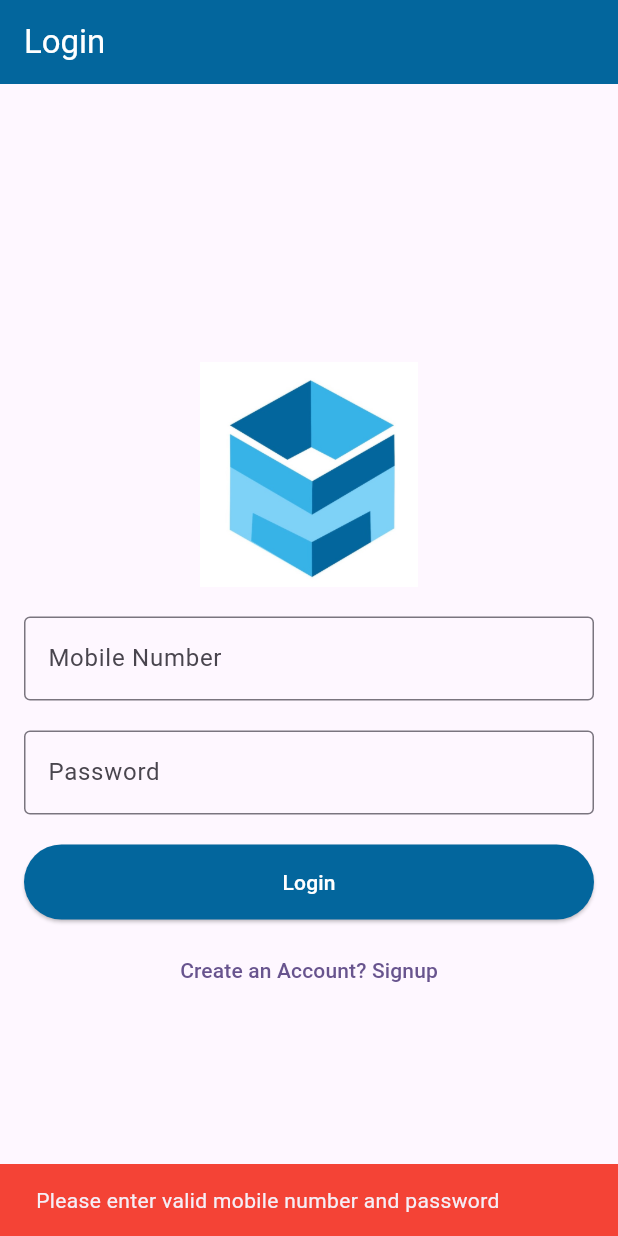
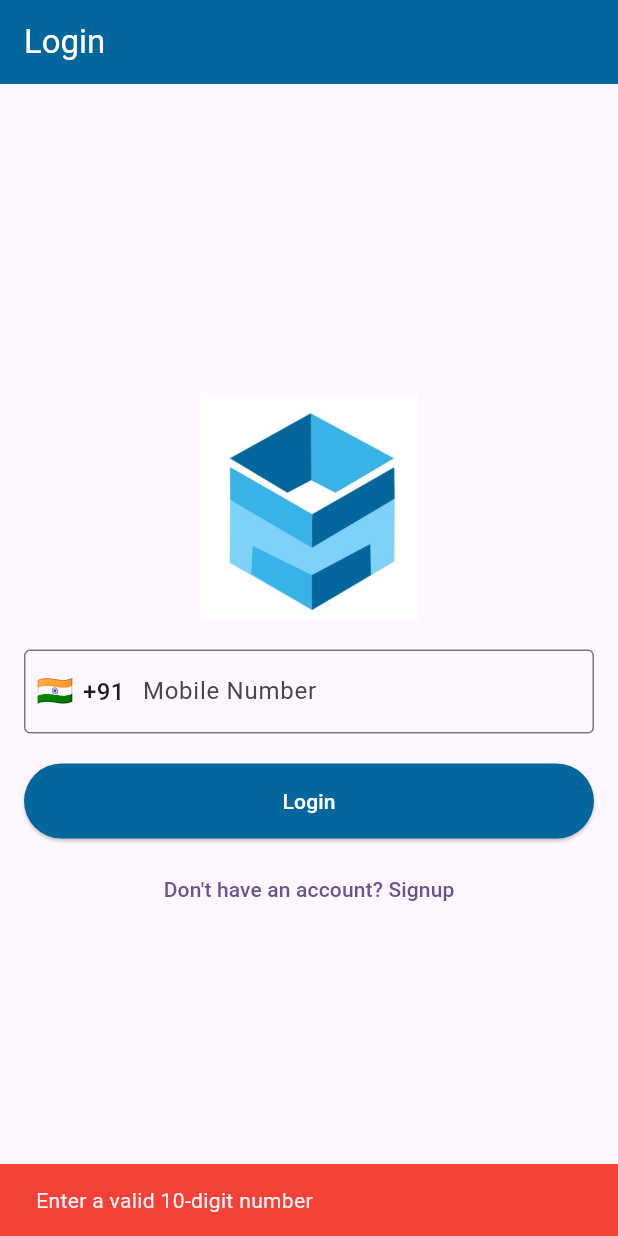
Before and after one commit to supekarsuraj/new_packers_application, a Flutter app: the screen it shows after launch, after a tap on "Login", on a phone screen of 412 x 824 dp. Run offline on Flutter 3.47's test engine with Material 3 defaults, Android fonts, the light colour scheme and no system bars; our stand-ins replace fluttertoast, geocoding, geolocator, google_maps_flutter.

Commit message:
repeat-login-logic
repeat-login-logic

```diff
--- a/lib/lib/views/login_view.dart
+++ b/lib/lib/views/login_view.dart
@@ -3,49 +3,44 @@ import 'package:provider/provider.dart';
 import 'package:http/http.dart' as http;
 import 'dart:convert';
 
-import '../../models/UserData.dart';
-import '../../views/HomeServiceView.dart';
+import '../../views/OTPScreen.dart';
 import '../../views/signupOtpView.dart';
 import '../viewmodels/login_viewmodel.dart';
 
-class LoginView extends StatefulWidget {
+class LoginView extends StatelessWidget {
   const LoginView({super.key});
 
-  @override
-  State<LoginView> createState() => _LoginViewState();
+  static const Color darkBlue = Color(0xFF03669d);
+  static const Color mediumBlue = Color(0xFF37b3e7);
+  static const Color lightBlue = Color(0xFF7ed2f7);
+  static const Color whiteColor = Color(0xFFf7f7f7);
+
+  // Function to send OTP
+  Future<bool> sendOTP(String mobileNumber) async {
+    try {
+      String baseUrl = 'http://54kidsstreet.org'; // Domain
+      final url = '$baseUrl/api/customers/$mobileNumber/otp';
+      print('Sending OTP to: $url');
+
+      final response = await http.post(
+        Uri.parse(url),
+        headers: {
+          'Content-Type': 'application/json',
+          'Accept': 'application/json',
+        },
+      );
+
+      print('Send OTP Response Status: ${response.statusCode}');
+      print('Send OTP Response Body: ${response.body}');
+
+      if (response.statusCode == 200 || response.statusCode == 201) {
+        return true;
+      } else {
+        return false;
       }
-
-class _LoginViewState extends State<LoginView> {
-  final TextEditingController _mobileController = TextEditingController();
-  final TextEditingController _passwordController = TextEditingController();
-
-  static const Color darkBlue = Color(0xFF03669d);
-
-  /// Login API: returns UserData if login succeeds, null otherwise
-  Future<UserData?> loginUserAndGetDetails(
-      String mobile, String password) async {
-    try {
-      final url =
-          "http://54kidsstreet.org/api/customers/login?mobile_no=$mobile&password=$password";
-
-      final response = await http.post(Uri.parse(url));
-
-      if (response.statusCode == 200) {
-        final data = json.decode(response.body);
-        if (data is Map &&
-            (data['status'] == true ||
-                data['success'] == true ||
-                (data['message']?.toString().toLowerCase().contains('success') ??
-                    false))) {
-          if (data.containsKey('data')) {
-            final userMap = data['data'] as Map<String, dynamic>;
-            return UserData.fromMap(userMap);
-          }
-        }
-      }
-      return null;
     } catch (e) {
-      return null;
+      print('Error sending OTP: $e');
+      return false;
     }
   }
 
@@ -61,15 +56,8 @@ class _LoginViewState extends State<LoginView> {
               backgroundColor: darkBlue,
               foregroundColor: Colors.white,
             ),
-            body: SingleChildScrollView(
+            body: Padding(
               padding: const EdgeInsets.all(16.0),
-              child: ConstrainedBox(
-                constraints: BoxConstraints(
-                  minHeight: MediaQuery.of(context).size.height -
-                      MediaQuery.of(context).padding.top -
-                      kToolbarHeight,
-                ),
-                child: IntrinsicHeight(
               child: Column(
                 mainAxisAlignment: MainAxisAlignment.center,
                 children: [
@@ -78,64 +66,60 @@ class _LoginViewState extends State<LoginView> {
                     height: 150,
                   ),
                   const SizedBox(height: 20),
-
-                      // Mobile Number Field
                   TextField(
-                        controller: _mobileController,
                     keyboardType: TextInputType.phone,
                     maxLength: 10,
-                        decoration: const InputDecoration(
+                    decoration: InputDecoration(
                       labelText: 'Mobile Number',
                       counterText: '',
-                          border: OutlineInputBorder(),
+                      prefixIcon: Padding(
+                        padding: const EdgeInsets.symmetric(horizontal: 8.0),
+                        child: Row(
+                          mainAxisSize: MainAxisSize.min,
+                          children: const [
+                            Text('🇮🇳', style: TextStyle(fontSize: 20)),
+                            SizedBox(width: 6),
+                            Text('+91',
+                                style: TextStyle(
+                                    fontSize: 16,
+                                    fontWeight: FontWeight.w500)),
+                          ],
+                        ),
+                      ),
+                      prefixIconConstraints: const BoxConstraints(
+                        minWidth: 0,
+                        minHeight: 0,
+                      ),
+                      border: const OutlineInputBorder(),
                     ),
                     onChanged: (value) {
                       viewModel.setMobileNumber(value);
                     },
                   ),
                   const SizedBox(height: 20),
-
-                      // Password Field
-                      TextField(
-                        controller: _passwordController,
-                        obscureText: true,
-                        decoration: const InputDecoration(
-                          labelText: 'Password',
-                          border: OutlineInputBorder(),
-                        ),
-                      ),
-                      const SizedBox(height: 20),
-
-                      // Login Button
                   ElevatedButton(
                     onPressed: viewModel.isLoading
                         ? null
                         : () async {
-                          if (_mobileController.text.length == 10 &&
-                              _passwordController.text.isNotEmpty) {
+                      if (viewModel.mobileNumber.length == 10) {
                         viewModel.setLoading(true);
-
-                            final userData =
-                            await loginUserAndGetDetails(
-                              _mobileController.text,
-                              _passwordController.text,
-                            );
-
+                        bool otpSent = await sendOTP(viewModel.mobileNumber);
                         viewModel.setLoading(false);
 
-                            if (userData != null) {
-                              Navigator.pushReplacement(
+                        if (otpSent) {
+                          Navigator.push(
                             context,
                             MaterialPageRoute(
-                                  builder: (context) =>
-                                      HomeServiceView(userData: userData),
+                              builder: (context) => OTPScreen(
+                                mobileNumber: viewModel.mobileNumber,
+                                source: 1, // from login
+                              ),
                             ),
                           );
                         } else {
                           ScaffoldMessenger.of(context).showSnackBar(
                             const SnackBar(
-                                  content: Text(
-                                      'Invalid mobile number or password'),
+                              content: Text('Failed to send OTP'),
                               backgroundColor: Colors.red,
                             ),
                           );
@@ -143,8 +127,7 @@ class _LoginViewState extends State<LoginView> {
                       } else {
                         ScaffoldMessenger.of(context).showSnackBar(
                           const SnackBar(
-                                content: Text(
-                                    'Please enter valid mobile number and password'),
+                            content: Text('Enter a valid 10-digit number'),
                             backgroundColor: Colors.red,
                           ),
                         );
@@ -162,23 +145,18 @@ class _LoginViewState extends State<LoginView> {
                     ),
                   ),
                   const SizedBox(height: 10),
-
-                      // Signup Redirect
                   TextButton(
                     onPressed: () {
                       Navigator.push(
                         context,
                         MaterialPageRoute(
-                              builder: (context) =>
-                                  signupOtpView(), // Your signup view
+                          builder: (context) => const signupOtpView(),
                         ),
                       );
                     },
-                        child: const Text('Create an Account? Signup'),
+                    child: const Text("Don't have an account? Signup"),
                   ),
                 ],
-                  ),
-                ),
               ),
             ),
           );
--- a/lib/views/signupOtpView.dart
+++ b/lib/views/signupOtpView.dart
@@ -122,6 +122,7 @@ class signupOtpView extends StatelessWidget {
                             MaterialPageRoute(
                               builder: (context) => OTPScreen(
                                 mobileNumber: viewModel.mobileNumber,
+                                  source: 2
                               ),
                             ),
                           );
```
Also changed, not shown: lib/views/OTPScreen.dart (+18 -29 lines). Lines whose indentation alone changed are shown as unchanged.
